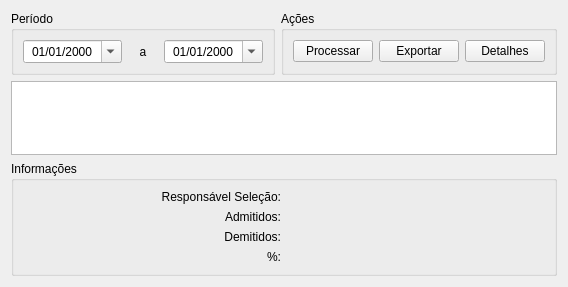
Qt form metaretencaoestruturada.ui (fallomermo/SeverinoToolKit) before a commit.
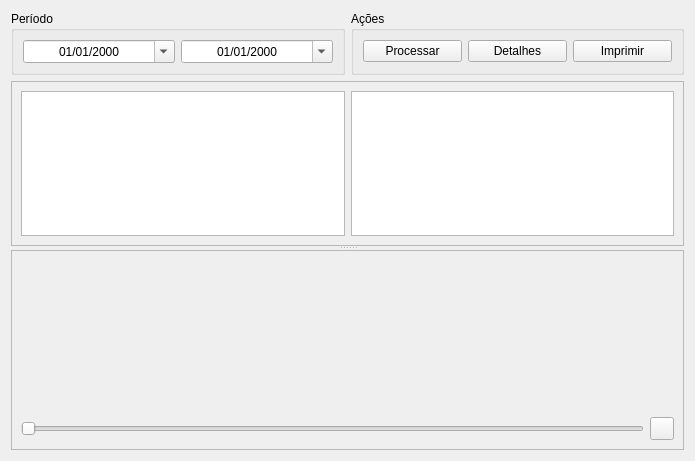
The same form after that commit. Icons and pictures are not drawn. Custom widgets are drawn as their Qt base class.

What changed in the file:
```diff
--- a/metaretencaoestruturada.ui
+++ b/metaretencaoestruturada.ui
@@ -6,16 +6,93 @@
    <rect>
     <x>0</x>
     <y>0</y>
-    <width>568</width>
-    <height>287</height>
+    <width>695</width>
+    <height>461</height>
    </rect>
   </property>
   <property name="windowTitle">
    <string>Form</string>
   </property>
-  <layout class="QGridLayout" name="gridLayout">
+  <layout class="QGridLayout" name="gridLayout_2">
+   <item row="0" column="0">
+    <widget class="QGroupBox" name="groupBox_Periodo">
+     <property name="minimumSize">
+      <size>
+       <width>237</width>
+       <height>0</height>
+      </size>
+     </property>
+     <property name="title">
+      <string>Período</string>
+     </property>
+     <layout class="QHBoxLayout" name="horizontalLayout">
+      <item>
+       <widget class="QDateEdit" name="inicioPeriodo">
+        <property name="sizePolicy">
+         <sizepolicy hsizetype="Minimum" vsizetype="Fixed">
+          <horstretch>0</horstretch>
+          <verstretch>0</verstretch>
+         </sizepolicy>
+        </property>
+        <property name="wrapping">
+         <bool>false</bool>
+        </property>
+        <property name="alignment">
+         <set>Qt::AlignCenter</set>
+        </property>
+        <property name="showGroupSeparator" stdset="0">
+         <bool>true</bool>
+        </property>
+        <property name="currentSection">
+         <enum>QDateTimeEdit::DaySection</enum>
+        </property>
+        <property name="displayFormat">
+         <string>dd/MM/yyyy</string>
+        </property>
+        <property name="calendarPopup">
+         <bool>true</bool>
+        </property>
+       </widget>
+      </item>
+      <item>
+       <widget class="QDateEdit" name="finalPeriodo">
+        <property name="sizePolicy">
+         <sizepolicy hsizetype="Minimum" vsizetype="Fixed">
+          <horstretch>0</horstretch>
+          <verstretch>0</verstretch>
+         </sizepolicy>
+        </property>
+        <property name="wrapping">
+         <bool>false</bool>
+        </property>
+        <property name="alignment">
+         <set>Qt::AlignCenter</set>
+        </property>
+        <property name="showGroupSeparator" stdset="0">
+         <bool>true</bool>
+        </property>
+        <property name="currentSection">
+         <enum>QDateTimeEdit::DaySection</enum>
+        </property>
+        <property name="displayFormat">
+         <string>dd/MM/yyyy</string>
+        </property>
+        <property name="calendarPopup">
+         <bool>true</bool>
+        </property>
+       </widget>
+      </item>
+     </layout>
+    </widget>
+   </item>
    <item row="0" column="1">
     <widget class="QGroupBox" name="groupBox_Acoes">
+     <property name="minimumSize">
+      <size>
+       <width>257</width>
+       <height>0</height>
+      </size>
+     </property>
      <property name="title">
       <string>Ações</string>
      </property>
@@ -27,13 +104,6 @@
         </property>
        </widget>
       </item>
-      <item>
-       <widget class="QPushButton" name="botaoExportar">
-        <property name="text">
-         <string>Exportar</string>
-        </property>
-       </widget>
-      </item>
       <item>
        <widget class="QPushButton" name="botaoDetalhes">
         <property name="text">
@@ -41,161 +111,10 @@
         </property>
        </widget>
       </item>
-     </layout>
-    </widget>
-   </item>
-   <item row="0" column="0">
-    <widget class="QGroupBox" name="groupBox_Periodo">
-     <property name="title">
-      <string>Período</string>
-     </property>
-     <layout class="QHBoxLayout" name="horizontalLayout">
       <item>
-       <widget class="QDateEdit" name="inicioPeriodo">
-        <property name="sizePolicy">
-         <sizepolicy hsizetype="Minimum" vsizetype="Fixed">
-          <horstretch>0</horstretch>
-          <verstretch>0</verstretch>
-         </sizepolicy>
-        </property>
-        <property name="wrapping">
-         <bool>false</bool>
-        </property>
-        <property name="alignment">
-         <set>Qt::AlignCenter</set>
-        </property>
-        <property name="showGroupSeparator" stdset="0">
-         <bool>true</bool>
-        </property>
-        <property name="currentSection">
-         <enum>QDateTimeEdit::DaySection</enum>
-        </property>
-        <property name="displayFormat">
-         <string>dd/MM/yyyy</string>
-        </property>
-        <property name="calendarPopup">
-         <bool>true</bool>
-        </property>
-       </widget>
-      </item>
-      <item>
-       <widget class="QLabel" name="label_2">
-        <property name="maximumSize">
-         <size>
-          <width>30</width>
-          <height>16777215</height>
-         </size>
-        </property>
+       <widget class="QPushButton" name="botaoImprimir">
         <property name="text">
-         <string> a </string>
-        </property>
-        <property name="alignment">
-         <set>Qt::AlignCenter</set>
-        </property>
-       </widget>
-      </item>
-      <item>
-       <widget class="QDateEdit" name="finalPeriodo">
-        <property name="sizePolicy">
-         <sizepolicy hsizetype="Minimum" vsizetype="Fixed">
-          <horstretch>0</horstretch>
-          <verstretch>0</verstretch>
-         </sizepolicy>
-        </property>
-        <property name="wrapping">
-         <bool>false</bool>
-        </property>
-        <property name="alignment">
-         <set>Qt::AlignCenter</set>
-        </property>
-        <property name="showGroupSeparator" stdset="0">
-         <bool>true</bool>
-        </property>
-        <property name="currentSection">
-         <enum>QDateTimeEdit::DaySection</enum>
-        </property>
-        <property name="displayFormat">
-         <string>dd/MM/yyyy</string>
-        </property>
-        <property name="calendarPopup">
-         <bool>true</bool>
-        </property>
-       </widget>
-      </item>
-     </layout>
-    </widget>
-   </item>
-   <item row="2" column="0" colspan="2">
-    <widget class="QGroupBox" name="groupBox_Informacoes">
-     <property name="title">
-      <string>Informações</string>
-     </property>
-     <layout class="QGridLayout" name="gridLayout_2">
-      <item row="2" column="1">
-       <widget class="QLabel" name="campoNumeroAdmitidos">
-        <property name="text">
-         <string/>
-        </property>
-       </widget>
-      </item>
-      <item row="2" column="0">
-       <widget class="QLabel" name="label_3">
-        <property name="text">
-         <string>Admitidos:</string>
-        </property>
-        <property name="alignment">
-         <set>Qt::AlignRight|Qt::AlignTrailing|Qt::AlignVCenter</set>
-        </property>
-       </widget>
-      </item>
-      <item row="0" column="1">
-       <widget class="QLabel" name="campoResponsavelSelecao">
-        <property name="text">
-         <string/>
-        </property>
-       </widget>
-      </item>
-      <item row="0" column="0">
-       <widget class="QLabel" name="label">
-        <property name="text">
-         <string>Responsável Seleção:</string>
-        </property>
-        <property name="alignment">
-         <set>Qt::AlignRight|Qt::AlignTrailing|Qt::AlignVCenter</set>
-        </property>
-       </widget>
-      </item>
-      <item row="3" column="0">
-       <widget class="QLabel" name="label_4">
-        <property name="text">
-         <string>Demitidos:</string>
-        </property>
-        <property name="alignment">
-         <set>Qt::AlignRight|Qt::AlignTrailing|Qt::AlignVCenter</set>
-        </property>
-       </widget>
-      </item>
-      <item row="3" column="1">
-       <widget class="QLabel" name="campoNumeroDemitidos">
-        <property name="text">
-         <string/>
-        </property>
-       </widget>
-      </item>
-      <item row="4" column="0">
-       <widget class="QLabel" name="label_5">
-        <property name="text">
-         <string>%:</string>
-        </property>
-        <property name="alignment">
-         <set>Qt::AlignRight|Qt::AlignTrailing|Qt::AlignVCenter</set>
-        </property>
-       </widget>
-      </item>
-      <item row="4" column="1">
-       <widget class="QLabel" name="campoPercentualRetido">
-        <property name="text">
-         <string/>
+         <string>Imprimir</string>
         </property>
        </widget>
       </item>
@@ -203,10 +122,91 @@
     </widget>
    </item>
    <item row="1" column="0" colspan="2">
-    <widget class="QTableWidget" name="tableWidget"/>
+    <widget class="QSplitter" name="splitter">
+     <property name="orientation">
+      <enum>Qt::Vertical</enum>
+     </property>
+     <widget class="QFrame" name="frameDados">
+      <property name="frameShape">
+       <enum>QFrame::StyledPanel</enum>
+      </property>
+      <property name="frameShadow">
+       <enum>QFrame::Raised</enum>
+      </property>
+      <layout class="QHBoxLayout" name="horizontalLayout_3">
+       <item>
+        <widget class="QTableWidget" name="tableWidget">
+         <property name="sortingEnabled">
+          <bool>true</bool>
+         </property>
+         <property name="cornerButtonEnabled">
+          <bool>false</bool>
+         </property>
+         <attribute name="verticalHeaderShowSortIndicator" stdset="0">
+          <bool>true</bool>
+         </attribute>
+        </widget>
+       </item>
+       <item>
+        <widget class="QGraphicsView" name="graphicsView"/>
+       </item>
+      </layout>
+     </widget>
+     <widget class="QFrame" name="frameGraphicPlot">
+      <property name="minimumSize">
+       <size>
+        <width>0</width>
+        <height>200</height>
+       </size>
+      </property>
+      <property name="frameShape">
+       <enum>QFrame::StyledPanel</enum>
+      </property>
+      <property name="frameShadow">
+       <enum>QFrame::Raised</enum>
+      </property>
+      <layout class="QGridLayout" name="gridLayout">
+       <item row="1" column="0">
+        <widget class="QSlider" name="girarEtiquetas">
+         <property name="toolTip">
+          <string>&lt;html&gt;&lt;head/&gt;&lt;body&gt;&lt;p&gt;Girar etiquetas &lt;span style=&quot; font-weight:600; font-style:italic;&quot;&gt;&amp;quot;&lt;/span&gt;&lt;span style=&quot; font-weight:600; font-style:italic; color:#0055ff;&quot;&gt;Responsáveis pela Seleção&lt;/span&gt;&lt;span style=&quot; font-weight:600; font-style:italic;&quot;&gt;&amp;quot;&lt;/span&gt;.&lt;/p&gt;&lt;/body&gt;&lt;/html&gt;</string>
+         </property>
+         <property name="orientation">
+          <enum>Qt::Horizontal</enum>
+         </property>
+        </widget>
+       </item>
+       <item row="1" column="1">
+        <widget class="QToolButton" name="botaoSalvarScreenshot">
+         <property name="toolTip">
+          <string>&lt;html&gt;&lt;head/&gt;&lt;body&gt;&lt;p&gt;Salvar &lt;span style=&quot; font-weight:600; font-style:italic;&quot;&gt;screenshot&lt;/span&gt; da plotagem do gráfico.&lt;/p&gt;&lt;/body&gt;&lt;/html&gt;</string>
+         </property>
+         <property name="text">
+          <string/>
+         </property>
+         <property name="icon">
+          <iconset resource="thema.qrc">
+           <normaloff>:/images/save_diskette.png</normaloff>:/images/save_diskette.png</iconset>
+         </property>
+        </widget>
+       </item>
+       <item row="0" column="0" colspan="2">
+        <widget class="QCustomPlot" name="customPlot" native="true"/>
+       </item>
+      </layout>
+     </widget>
+    </widget>
    </item>
   </layout>
  </widget>
+ <customwidgets>
+  <customwidget>
+   <class>QCustomPlot</class>
+   <extends>QWidget</extends>
+   <header>qcustomplot.h</header>
+   <container>1</container>
+  </customwidget>
+ </customwidgets>
  <tabstops>
   <tabstop>inicioPeriodo</tabstop>
   <tabstop>finalPeriodo</tabstop>
```
Left out of the diff: 10 changed lines with no effect on the pictures.
